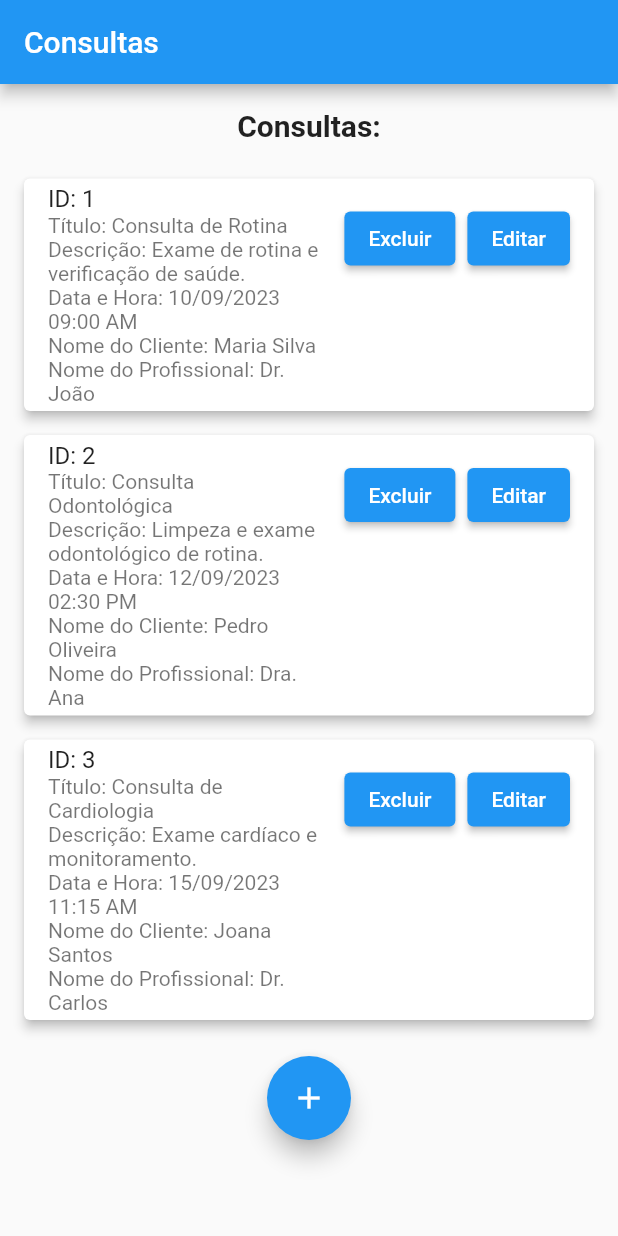
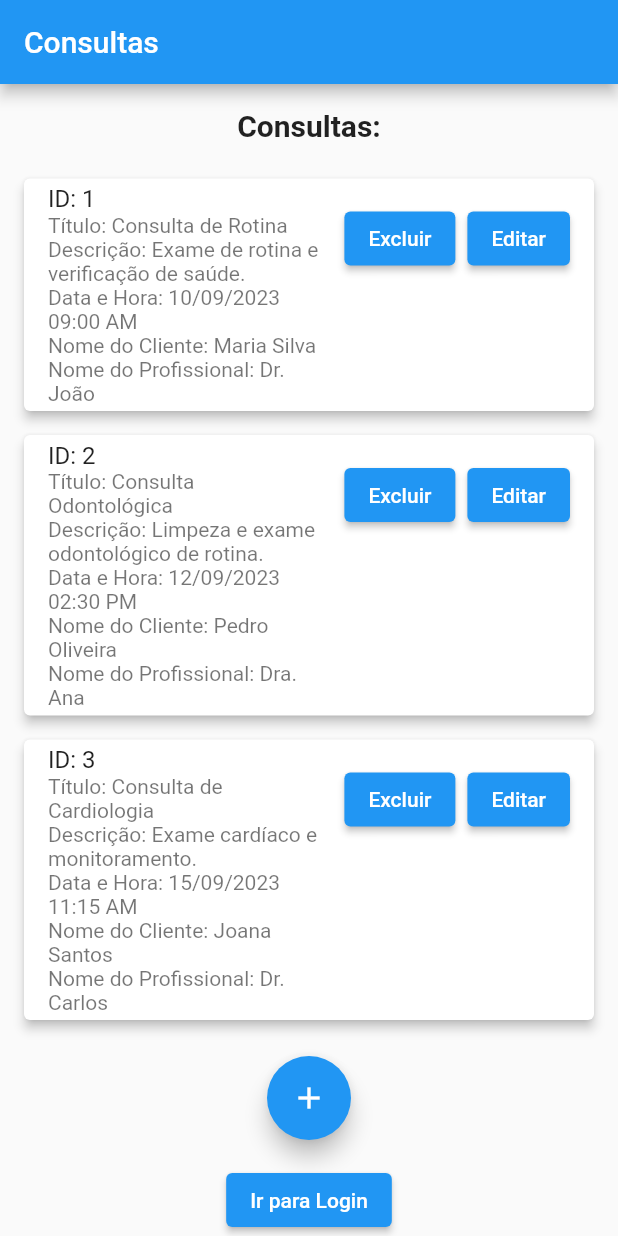
Before and after one commit to GABRIEL-ASSYS/HealthArch-Flutter, a Flutter app: the screen it shows after launch, on a phone screen of 412 x 824 dp. Run offline on Flutter 3.47's test engine with Material 2 defaults, Android fonts, the phone set to English and light mode, and no system bars.

Commit message:
Update ConsultasScreen.dart

```diff
--- a/lib/screens/ConsultasScreen.dart
+++ b/lib/screens/ConsultasScreen.dart
@@ -1,5 +1,6 @@
 import 'package:flutter/material.dart';
 import 'package:prova_01/screens/AdicionarConsultaScreen.dart';
+import 'package:prova_01/screens/LoginScreen.dart';
 
 class ConsultasScreen extends StatefulWidget {
   @override
@@ -131,6 +132,16 @@ class _ConsultasScreenState extends State<ConsultasScreen> {
                 child: Icon(Icons.add),
               ),
               SizedBox(height: 16.0),
+              ElevatedButton(
+                onPressed: () {
+                  Navigator.push(
+                    context,
+                    MaterialPageRoute(builder: (context) => LoginScreen()),
+                  );
+                },
+                child: Text('Ir para Login'),
+              ),
+              SizedBox(height: 16.0),
             ],
           ),
         ),
```
